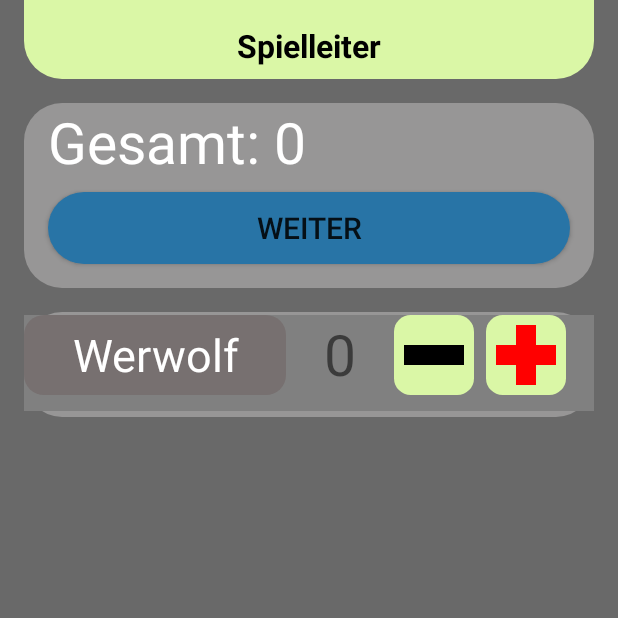
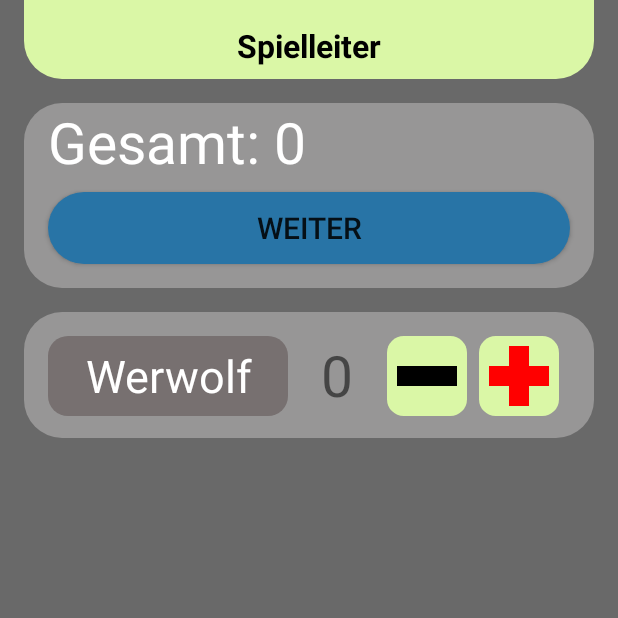
Before and after one commit to tobiasjungmann/Werwolf, an Android app: the screen it shows after launch (CharacterSelection), after a tap on "SPIELLEITER", on a phone screen of 412 x 824 dp, the top half of it. Run offline under Robolectric (Android 15) with nearby library versions, the phone set to English and light mode, and no system bars; libraries missing offline, so code that uses them is left out: maes.tech.intentanim; 1 statement that could not run was skipped.

Commit message:
reworked character selection ui

```diff
--- a/app/src/main/java/com/example/tobias/werwolf_v1/CharacterListAdapter.kt
+++ b/app/src/main/java/com/example/tobias/werwolf_v1/CharacterListAdapter.kt
@@ -24,31 +24,7 @@ class CharacterListAdapter(private var characters: List<Character>) :
     override fun onBindViewHolder(holder: CharacterHolder, position: Int) {
         val currentItem = characters[position]
 
-
-        //  observeThumbnail(holder, characters[position].)
     }
-
-    /*   private fun observeThumbnail(holder: PlantHolder, elementId: Int) {
-           plantViewModel.getThumbnailsForList().observe(
-               viewLifecycleOwner
-           ) { pathList: List<PathElement> ->
-               val firstThumbnailIndex = pathList.indexOfFirst { it.parentEntry == elementId }
-
-               if (firstThumbnailIndex >= 0) {
-                   holder.binding.listThumbnailImageView.visibility = View.VISIBLE
-                   holder.binding.listThumbnailImageView.setImageBitmap(
-                       pathList[firstThumbnailIndex].loadThumbnail(
-                           thumbnailSize
-                       )
-                   )
-                   val alpha = 1.toFloat()
-                   holder.binding.listThumbnailImageView.alpha = alpha
-
-               } else {
-                   holder.binding.listThumbnailImageView.visibility = View.GONE
-               }
-           }
-       }*/
 
     override fun getItemCount(): Int {
         return characters.size
@@ -56,20 +32,20 @@ class CharacterListAdapter(private var characters: List<Character>) :
 
 
     class CharacterHolder(
-        val binding: ItemCharacterSelectionBinding
+       private val binding: ItemCharacterSelectionBinding
     ) : RecyclerView.ViewHolder(binding.root) {
         init {
             itemView.setOnClickListener {
-                binding.nummerWerwolf.text = "5"
+                binding.textviewAmountCharacter.text = "5"
             }
 
             itemView.setOnLongClickListener(View.OnLongClickListener {
                 val position = bindingAdapterPosition
                 if (position != RecyclerView.NO_POSITION) {
-                    if (binding.infoTextWerwolf.visibility == View.GONE) {
-                        binding.infoTextWerwolf.visibility = View.VISIBLE
+                    if (binding.textviewInfo.visibility == View.GONE) {
+                        binding.textviewInfo.visibility = View.VISIBLE
                     } else {
-                        binding.infoTextWerwolf.visibility = View.GONE
+                        binding.textviewInfo.visibility = View.GONE
                     }
                     return@OnLongClickListener true
                 }
--- a/app/src/main/java/com/example/tobias/werwolf_v1/CharacterSelection.kt
+++ b/app/src/main/java/com/example/tobias/werwolf_v1/CharacterSelection.kt
@@ -6,6 +6,7 @@ import android.os.Vibrator
 import android.view.View
 import android.widget.*
 import androidx.appcompat.app.AppCompatActivity
+import androidx.core.content.ContextCompat
 import androidx.recyclerview.widget.LinearLayoutManager
 import com.example.tobias.werwolf_v1.R.id
 import com.example.tobias.werwolf_v1.databinding.ActivityCharakterselectionBinding
@@ -40,16 +41,8 @@ class CharacterSelection : AppCompatActivity(), View.OnClickListener {
         super.onCreate(savedInstanceState)
         binding = ActivityCharakterselectionBinding.inflate(layoutInflater)
         setContentView(binding.root)
+        initHeader()
 
-        einGeraet = intent.extras!!.getBoolean("EinGeraet", true)
-
-        // todo extract everywhere
-        binding.textModus.setText(R.string.spielleiter)
-        if (einGeraet) {
-            binding.layoutModus.setBackgroundResource(R.drawable.leiste_hellgruen)
-        } else {
-            binding.layoutModus.setBackgroundResource(R.drawable.leiste_orange)
-        }
         vibrator = getSystemService(VIBRATOR_SERVICE) as Vibrator
         binding.spielStarten.setOnClickListener(this@CharacterSelection)
         val adapter = CharacterListAdapter(generateCharacters())
@@ -57,8 +50,23 @@ class CharacterSelection : AppCompatActivity(), View.OnClickListener {
         binding.recyclerviewCharacterSelection.layoutManager = LinearLayoutManager(this)
     }
 
+    private fun initHeader() {
+        einGeraet = intent.extras!!.getBoolean("EinGeraet", true)
+        binding.textModus.setText(R.string.spielleiter)
+        var color = R.color.orange
+        if (einGeraet) {
+            color = R.color.gruen
+        }
+        binding.layoutModus.background.setTint(
+            ContextCompat.getColor(
+                this,
+                color
+            )
+        )
+    }
+
     private fun generateCharacters(): ArrayList<Character> {
-        return arrayListOf(Character("Werwolf","blabla"))
+        return arrayListOf(Character("Werwolf", "blabla"))
     }
 
     override fun onClick(v: View) {
--- a/app/src/main/res/layout/activity_charakterselection.xml
+++ b/app/src/main/res/layout/activity_charakterselection.xml
@@ -78,13 +78,16 @@
             android:layout_marginLeft="16dp"
             android:layout_marginRight="16dp"
             android:layout_marginBottom="16dp"
+            android:paddingTop="16dp"
+            android:paddingLeft="16dp"
+            android:paddingRight="16dp"
             android:background="@drawable/knopf_grau"
             android:orientation="vertical">
 
             <androidx.recyclerview.widget.RecyclerView
+                android:id="@+id/recyclerviewCharacterSelection"
                 android:layout_width="match_parent"
-                android:layout_height="match_parent"
-                android:id="@+id/recyclerviewCharacterSelection"/>
+                android:layout_height="match_parent" />
 
         </LinearLayout>
 
--- a/app/src/main/res/layout/item_character_selection.xml
+++ b/app/src/main/res/layout/item_character_selection.xml
@@ -1,18 +1,16 @@
 <?xml version="1.0" encoding="utf-8"?>
 
-<LinearLayout android:layout_width="match_parent"
-    android:layout_height="64dp"
+<LinearLayout xmlns:android="http://schemas.android.com/apk/res/android"
     xmlns:app="http://schemas.android.com/apk/res-auto"
     xmlns:tools="http://schemas.android.com/tools"
-    android:orientation="vertical"
-    android:layout_marginTop="2dp"
-    android:background="@color/hellgrau"
     android:id="@+id/layoutcharakterRolle"
+    android:layout_width="match_parent"
+    android:layout_height="64dp"
     android:layout_marginBottom="4dp"
-    xmlns:android="http://schemas.android.com/apk/res/android">
+    android:orientation="vertical">
 
     <LinearLayout
-        android:id="@+id/layoutWerwolf"
+        android:id="@+id/list_layout"
         android:layout_width="match_parent"
         android:layout_height="wrap_content"
         android:layout_marginBottom="8dp"
@@ -20,7 +18,7 @@
         android:orientation="horizontal">
 
         <TextView
-            android:id="@+id/iconWerwolf"
+            android:id="@+id/textview_character_name"
             android:layout_width="match_parent"
             android:layout_height="match_parent"
             android:layout_weight="1"
@@ -31,7 +29,7 @@
             android:textSize="30sp" />
 
         <TextView
-            android:id="@+id/nummerWerwolf"
+            android:id="@+id/textview_amount_character"
             android:layout_width="match_parent"
             android:layout_height="wrap_content"
             android:layout_marginLeft="4dp"
@@ -48,26 +46,26 @@
             android:orientation="horizontal">
 
             <ImageView
-                android:id="@+id/minusWerwolf"
+                android:id="@+id/image_reduce_character"
+                android:layout_width="53dp"
+                android:layout_height="53dp"
                 app:srcCompat="@drawable/minus_v1"
-                tools:ignore="ContentDescription"
-                android:layout_width="53dp"
-                android:layout_height="53dp" />
+                tools:ignore="ContentDescription" />
 
             <ImageView
-                android:id="@+id/plusWerwolf"
-                app:srcCompat="@drawable/plus_v1"
-                tools:ignore="ContentDescription"
+                android:id="@+id/image_add_character"
                 android:layout_width="53dp"
                 android:layout_height="53dp"
-                android:layout_marginStart="8dp" />
+                android:layout_marginStart="8dp"
+                app:srcCompat="@drawable/plus_v1"
+                tools:ignore="ContentDescription" />
         </LinearLayout>
     </LinearLayout>
 
     <TextView
-        android:id="@+id/infoTextWerwolf"
+        android:id="@+id/textview_info"
         android:layout_width="match_parent"
-        android:layout_height="wrap_content"
+        android:layout_height="0dp"
         android:layout_marginBottom="16dp"
         android:layout_weight="1"
         android:text="@string/beschreibungWerwolf"
```
